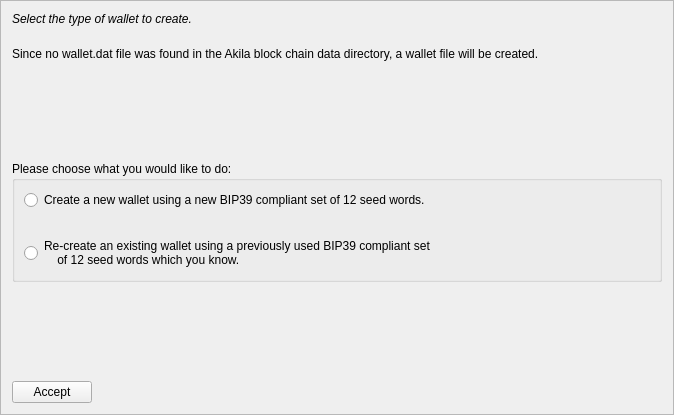
PaladeumBlockchain/Paladeum, file src/qt/forms/mnemonicdialog1.ui: the form before one commit.
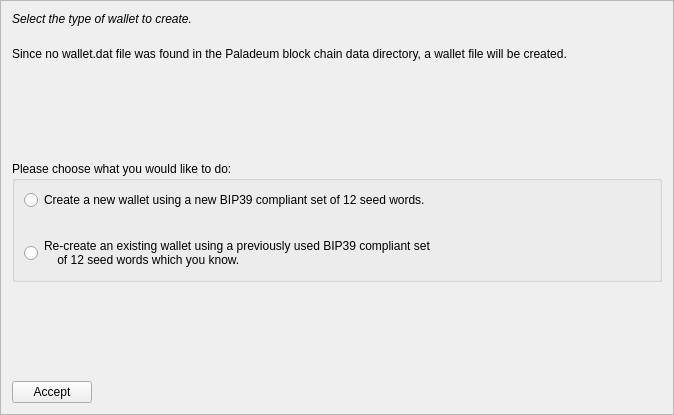
The form after the commit.

Commit message: Rename Akila -> Paladeum

Patch:
```diff
--- a/src/qt/forms/mnemonicdialog1.ui
+++ b/src/qt/forms/mnemonicdialog1.ui
@@ -52,7 +52,7 @@
    <item>
     <widget class="QLabel" name="wallettypeLabel">
      <property name="text">
-      <string>Since no wallet.dat file was found in the Akila block chain data directory, a wallet file will be created.</string>
+      <string>Since no wallet.dat file was found in the Paladeum block chain data directory, a wallet file will be created.</string>
      </property>
      <property name="wordWrap">
       <bool>true</bool>
```
The commit also changes 1091 other files.
